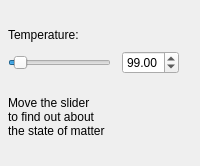
Above: src/somwidget.ui from KDE/kalzium before the change. Below: the same form after it.
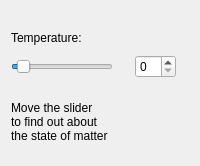
That is the form after the change.

Commit message: I thought about this. There is no slider for doubles so there is a conflict anyway. Now everything is integer. This solves this issue.

The edit to the form file:
```diff
--- a/src/somwidget.ui
+++ b/src/somwidget.ui
@@ -12,14 +12,8 @@
     <height>166</height>
    </rect>
   </property>
-  <layout class="QVBoxLayout" >
-   <property name="margin" >
-    <number>8</number>
-   </property>
-   <property name="spacing" >
-    <number>6</number>
-   </property>
-   <item>
+  <layout class="QGridLayout" >
+   <item row="0" column="0" >
     <spacer>
      <property name="orientation" >
       <enum>Qt::Vertical</enum>
@@ -35,7 +29,7 @@
      </property>
     </spacer>
    </item>
-   <item>
+   <item row="1" column="0" >
     <layout class="QHBoxLayout" >
      <property name="margin" >
       <number>0</number>
@@ -68,14 +62,8 @@
      </item>
     </layout>
    </item>
-   <item>
+   <item row="2" column="0" >
     <layout class="QHBoxLayout" >
-     <property name="margin" >
-      <number>0</number>
-     </property>
-     <property name="spacing" >
-      <number>6</number>
-     </property>
      <item>
       <widget class="QSlider" name="temp_slider" >
        <property name="minimum" >
@@ -105,18 +93,14 @@
        </property>
        <property name="sizeHint" >
         <size>
-         <width>5</width>
-         <height>20</height>
+         <width>16</width>
+         <height>25</height>
         </size>
        </property>
       </spacer>
      </item>
      <item>
-      <widget class="QDoubleSpinBox" name="Number1" >
-       <property name="value" >
-        <number>99</number>
-       </property>
-      </widget>
+      <widget class="QSpinBox" name="Number1" />
      </item>
      <item>
       <widget class="QLabel" name="lblUnit" >
@@ -127,7 +111,7 @@
      </item>
     </layout>
    </item>
-   <item>
+   <item row="3" column="0" >
     <spacer>
      <property name="orientation" >
       <enum>Qt::Vertical</enum>
@@ -143,12 +127,10 @@
      </property>
     </spacer>
    </item>
-   <item>
+   <item row="4" column="0" >
     <widget class="QLabel" name="text" >
      <property name="sizePolicy" >
-      <sizepolicy>
-       <hsizetype>7</hsizetype>
-       <vsizetype>7</vsizetype>
+      <sizepolicy vsizetype="Expanding" hsizetype="Expanding" >
        <horstretch>0</horstretch>
        <verstretch>0</verstretch>
       </sizepolicy>
```
Left out of the diff: 18 changed lines with no effect on the pictures. The commit also changes 2 other files.
